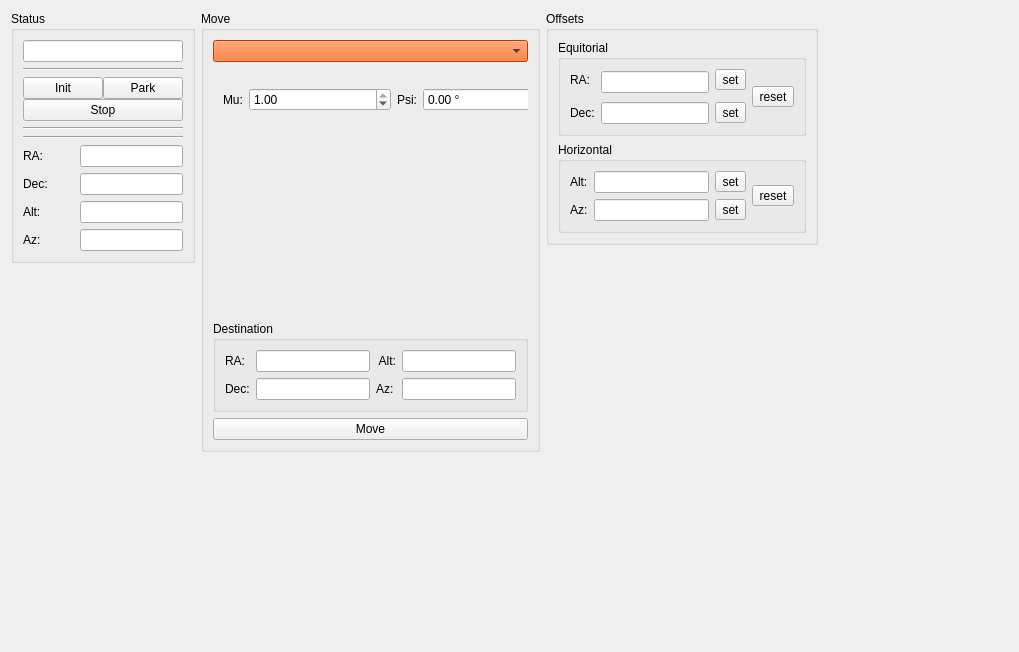
Qt form pyobs_gui/qt/telescopewidget.ui (pyobs/pyobs-gui) before a commit.
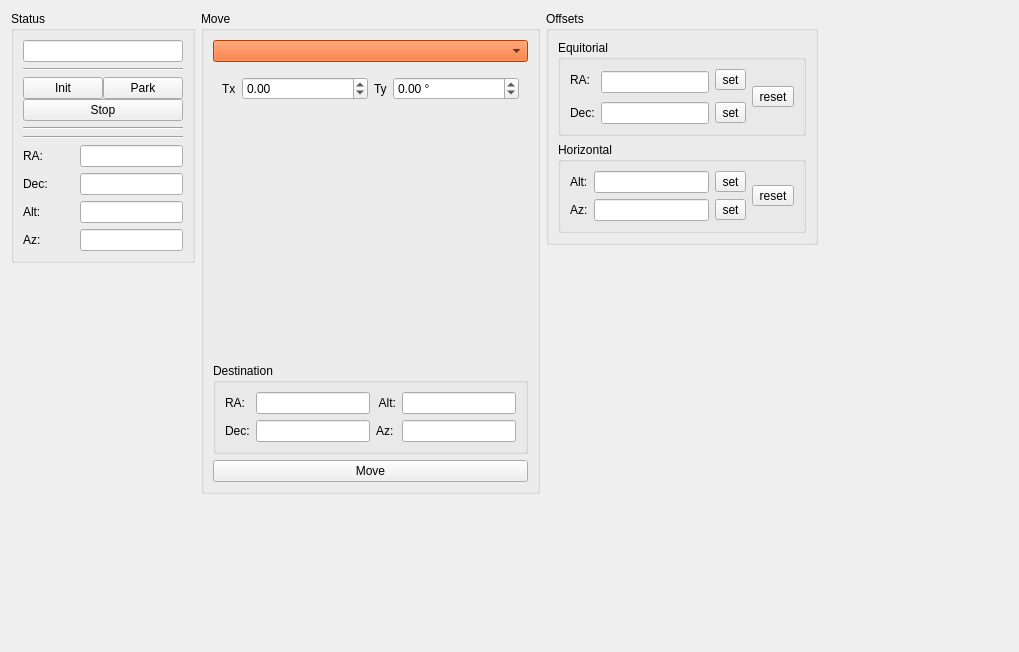
The same form after that commit. The open tabs and pages were chosen to show the change. Icons and pictures are not drawn. Custom widgets are drawn as their Qt base class.

Commit message: renaming helioprojective to helioprojective mu/psi and added helioprojective radial

Diff of the .ui file:
```diff
--- a/pyobs_gui/qt/telescopewidget.ui
+++ b/pyobs_gui/qt/telescopewidget.ui
@@ -981,15 +981,88 @@
            </layout>
           </widget>
           <widget class="QWidget" name="pageMoveHelioprojectiveRadial">
+           <layout class="QVBoxLayout" name="verticalLayout_10">
+            <item>
+             <layout class="QHBoxLayout" name="horizontalLayout_3">
+              <item>
+               <widget class="QLabel" name="label_42">
+                <property name="text">
+                 <string>Tx</string>
+                </property>
+               </widget>
+              </item>
+              <item>
+               <widget class="QDoubleSpinBox" name="spinMoveHelioProjectiveRadialTx">
+                <property name="sizePolicy">
+                 <sizepolicy hsizetype="Expanding" vsizetype="Fixed">
+                  <horstretch>0</horstretch>
+                  <verstretch>0</verstretch>
+                 </sizepolicy>
+                </property>
+                <property name="suffix">
+                 <string/>
+                </property>
+                <property name="minimum">
+                 <double>-180.000000000000000</double>
+                </property>
+                <property name="maximum">
+                 <double>180.000000000000000</double>
+                </property>
+                <property name="singleStep">
+                 <double>0.100000000000000</double>
+                </property>
+                <property name="value">
+                 <double>0.000000000000000</double>
+                </property>
+               </widget>
+              </item>
+              <item>
+               <widget class="QLabel" name="label_41">
+                <property name="text">
+                 <string>Ty</string>
+                </property>
+               </widget>
+              </item>
+              <item>
+               <widget class="QDoubleSpinBox" name="spinMoveHelioProjectiveRadialTy">
+                <property name="sizePolicy">
+                 <sizepolicy hsizetype="Expanding" vsizetype="Fixed">
+                  <horstretch>0</horstretch>
+                  <verstretch>0</verstretch>
+                 </sizepolicy>
+                </property>
+                <property name="suffix">
+                 <string> °</string>
+                </property>
+                <property name="minimum">
+                 <double>-90.000000000000000</double>
+                </property>
+                <property name="maximum">
+                 <double>90.000000000000000</double>
+                </property>
+               </widget>
+              </item>
+             </layout>
+            </item>
+            <item>
+             <spacer name="verticalSpacer_7">
+              <property name="orientation">
+               <enum>Qt::Vertical</enum>
+              </property>
+              <property name="sizeHint" stdset="0">
+               <size>
+                <width>20</width>
+                <height>240</height>
+               </size>
+              </property>
+             </spacer>
+            </item>
+           </layout>
+          </widget>
+          <widget class="QWidget" name="pageMoveHelioprojectiveMuPsi">
+           <layout class="QVBoxLayout" name="verticalLayout_11">
+            <item>
            <widget class="QWidget" name="widget_5" native="true">
-            <property name="geometry">
-             <rect>
-              <x>10</x>
-              <y>10</y>
-              <width>342</width>
-              <height>44</height>
-             </rect>
-            </property>
             <layout class="QGridLayout" name="gridLayout_13">
              <item row="0" column="2">
               <widget class="QLabel" name="label_39">
@@ -1051,6 +1124,21 @@
              </item>
             </layout>
            </widget>
+            </item>
+            <item>
+             <spacer name="verticalSpacer_8">
+              <property name="orientation">
+               <enum>Qt::Vertical</enum>
+              </property>
+              <property name="sizeHint" stdset="0">
+               <size>
+                <width>20</width>
+                <height>230</height>
+               </size>
+              </property>
+             </spacer>
+            </item>
+           </layout>
           </widget>
           <widget class="QWidget" name="pageMoveOrbitElements">
            <layout class="QGridLayout" name="gridLayout_8">
```
Left out of the diff: 2 changed lines with no effect on the pictures. Lines whose indentation alone changed are shown as unchanged. The commit also changes 2 other files.
